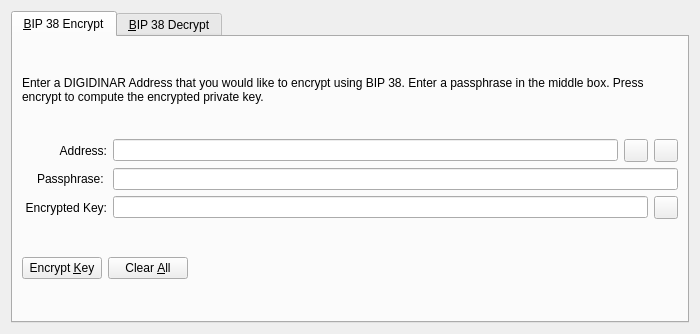
Before: the Qt Designer form src/qt/forms/bip38tooldialog.ui in DigiDinar-Project/DigiDinar, drawn with Qt 5.
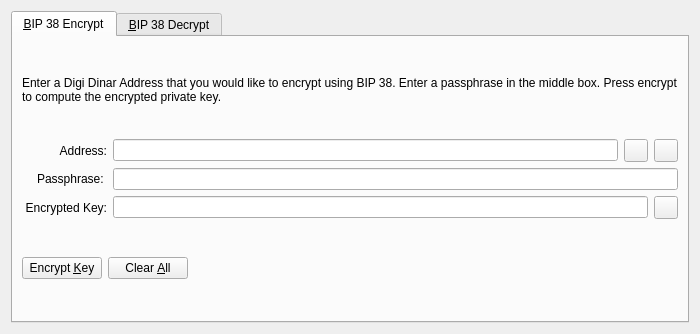
After: the same form once the commit is applied. The open tabs and pages were chosen to show the change. Icons and pictures are not drawn. Custom widgets are drawn as their Qt base class.

```diff
--- a/src/qt/forms/bip38tooldialog.ui
+++ b/src/qt/forms/bip38tooldialog.ui
@@ -30,7 +30,7 @@
        <item>
         <widget class="QLabel" name="infoLabel_ENC">
          <property name="text">
-          <string>Enter a DIGIDINAR Address that you would like to encrypt using BIP 38. Enter a passphrase in the middle box. Press encrypt to compute the encrypted private key.</string>
+          <string>Enter a Digi Dinar Address that you would like to encrypt using BIP 38. Enter a passphrase in the middle box. Press encrypt to compute the encrypted private key.</string>
          </property>
          <property name="textFormat">
           <enum>Qt::PlainText</enum>
```
Left out of the diff: 4 changed lines with no effect on the pictures.
